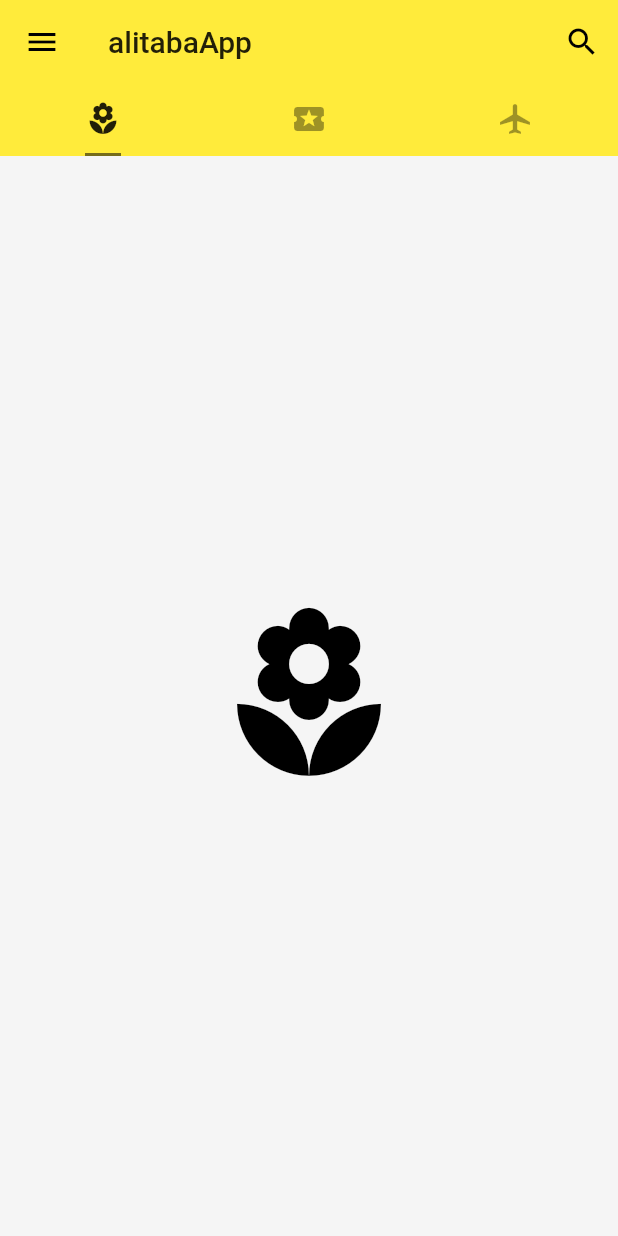
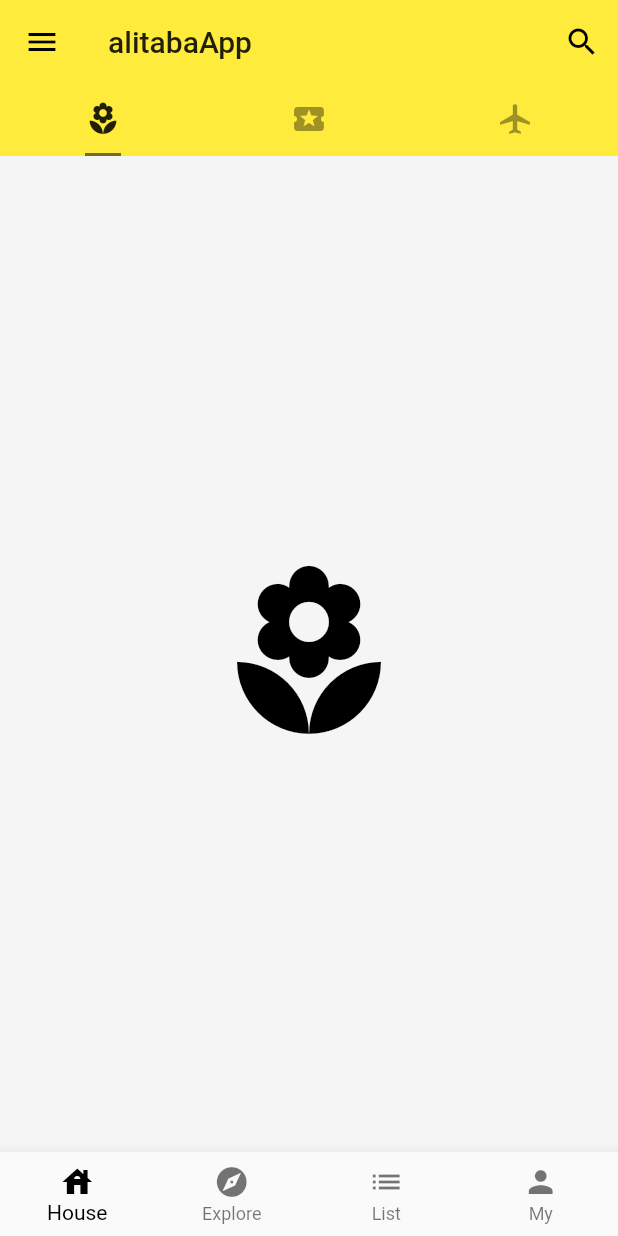
Before and after one commit to lxalano/flutter_baba, a Flutter app: the screen it shows after launch, on a phone screen of 412 x 824 dp. Run offline on Flutter 3.47's test engine with Material 2 defaults, Android fonts, the phone set to English and light mode, and no system bars.

Commit message:
底部栏

```diff
--- a/lib/main.dart
+++ b/lib/main.dart
@@ -1,6 +1,7 @@
 import 'package:flutter/cupertino.dart';
 import 'package:flutter/material.dart';
 import './demo/listview_demo.dart';
+import './demo/drawer_demo.dart';
 
 void main() => runApp(App());
 
@@ -20,6 +21,7 @@ class App extends StatelessWidget {
 }
 
 class Home extends StatelessWidget {
+  int _currentIndex = 0;
   @override
   Widget build(BuildContext context) {
     return DefaultTabController(
@@ -27,11 +29,6 @@ class Home extends StatelessWidget {
       child: Scaffold(
         backgroundColor: Colors.grey[100],
         appBar: AppBar(
-          leading: IconButton(
-            icon: Icon(Icons.menu),
-            tooltip: 'nevigration',
-            onPressed: () => debugPrint('侧边栏菜单'),
-          ),
           title: Text("alitabaApp"),
           actions: <Widget>[
             IconButton(
@@ -59,51 +56,29 @@ class Home extends StatelessWidget {
             Icon(Icons.local_airport, size: 128, color: Colors.black),
           ],
         ),
-        drawer: Drawer(
-          child: ListView(
-            padding: EdgeInsets.zero,
-            children: [
-              DrawerHeader(
-                child: Text('header'.toUpperCase()),
-                decoration: BoxDecoration(
-                  color: Colors.black12,
-                ),
-              ),
-              ListTile(
-                title: Text(
-                  'message',
-                  textAlign: TextAlign.right,
-                ),
-                trailing: Icon(
-                  Icons.message,
-                  color: Colors.black12,
-                  size: 18.0,
-                ),
-              ),
-              ListTile(
-                title: Text(
-                  'Favorite',
-                  textAlign: TextAlign.right,
-                ),
-                trailing: Icon(
-                  Icons.favorite,
-                  color: Colors.black12,
-                  size: 18.0,
-                ),
-              ),
-              ListTile(
-                title: Text(
-                  'Settings',
-                  textAlign: TextAlign.right,
-                ),
-                trailing: Icon(
-                  Icons.settings,
-                  color: Colors.black12,
-                  size: 18.0,
-                ),
-              ),
-            ],
-          ),
+        drawer: DrawerDemo(),
+        bottomNavigationBar: BottomNavigationBar(
+          currentIndex: _currentIndex,
+          type: BottomNavigationBarType.fixed,
+          fixedColor: Colors.black,
+          items: [
+            BottomNavigationBarItem(
+              icon: Icon(Icons.house),
+              title: Text('House'),
+            ),
+            BottomNavigationBarItem(
+              icon: Icon(Icons.explore),
+              title: Text('Explore'),
+            ),
+            BottomNavigationBarItem(
+              icon: Icon(Icons.list),
+              title: Text('List'),
+            ),
+            BottomNavigationBarItem(
+              icon: Icon(Icons.person),
+              title: Text('My'),
+            ),
+          ],
         ),
       ),
     );
```
Also changed, not shown: lib/demo/drawer_demo.dart (added, +66 -0 lines).
